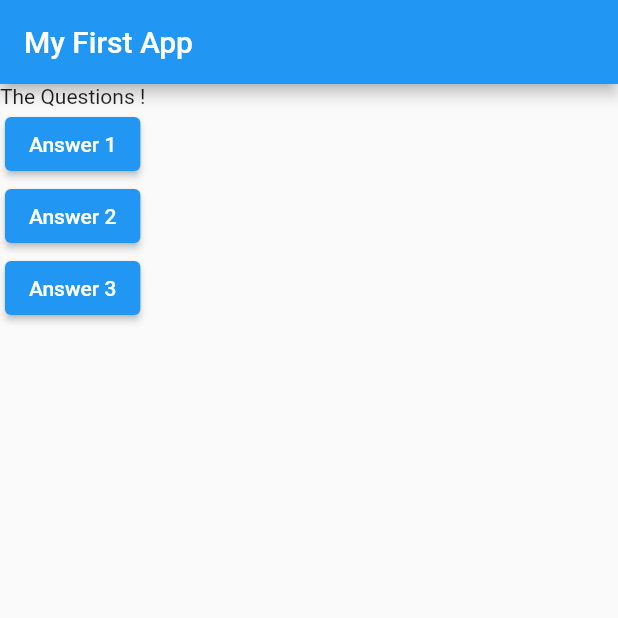
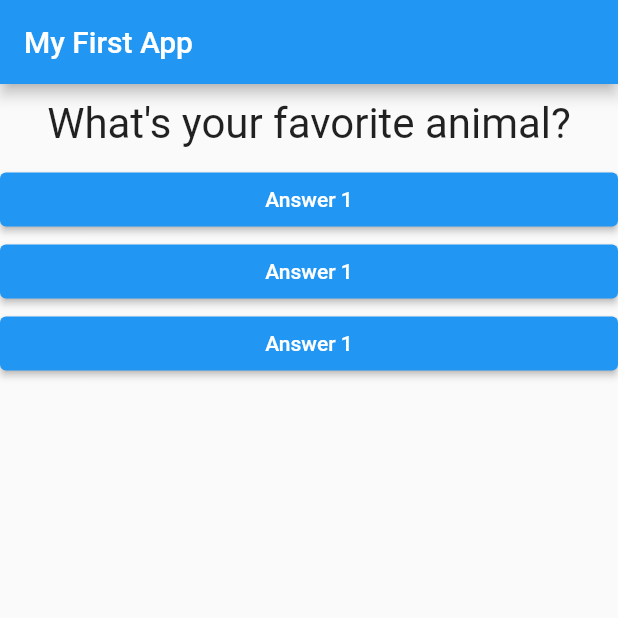
Before and after one commit to ArpanManna98/Personlity_Check_App, a Flutter app: the screen it shows after launch, after a tap on "Answer 1", on a phone screen of 412 x 824 dp, the top half of it. Run offline on Flutter 3.47's test engine with Material 2 defaults, Android fonts, the phone set to English and light mode, and no system bars.

Commit message:
buttons has added with interaction

```diff
--- /dev/null
+++ b/lib/answer.dart
@@ -0,0 +1,18 @@
+import 'package:flutter/material.dart';
+
+class Answer extends StatelessWidget {
+  final VoidCallback selectHandler;
+
+  Answer(this.selectHandler);
+
+  @override
+  Widget build(BuildContext context) {
+    return Container(
+      width: double.infinity,
+      child: ElevatedButton(
+        child: Text('Answer 1'),
+        onPressed: selectHandler,
+      ),
+    );
+  }
+}
--- a/lib/main.dart
+++ b/lib/main.dart
@@ -1,4 +1,6 @@
 import 'package:flutter/material.dart';
+import './question.dart';
+import './answer.dart';
 
 //void main() {
 //runApp(MyApp());
@@ -6,9 +8,22 @@ import 'package:flutter/material.dart';
 
 void main() => runApp(MyApp());
 
-class MyApp extends StatelessWidget {
-  void answerQuestion() {
-    print("Answer Choosen!");
+class MyApp extends StatefulWidget {
+  @override
+  State<StatefulWidget> createState() {
+    // TODO: implement createState
+    return _MyAppState();
+  }
+}
+
+class _MyAppState extends State<MyApp> {
+  var _questionIndex = 0;
+
+  void _answerQuestion() {
+    setState(() {
+      _questionIndex = _questionIndex + 1;
+    });
+    print(_questionIndex);
   }
 
   @override
@@ -24,19 +39,12 @@ class MyApp extends StatelessWidget {
         ),
         body: Column(
           children: [
-            Text('The Questions !'),
-            ElevatedButton(
-              child: Text('Answer 1'),
-              onPressed: answerQuestion,
+            Question(
+              questions[_questionIndex],
             ),
-            ElevatedButton(
-              child: Text('Answer 2'),
-              onPressed: answerQuestion,
-            ),
-            ElevatedButton(
-              child: Text('Answer 3'),
-              onPressed: answerQuestion,
-            ),
+            Answer(_answerQuestion),
+            Answer(_answerQuestion),
+            Answer(_answerQuestion),
           ],
         ),
       ),
--- /dev/null
+++ b/lib/question.dart
@@ -0,0 +1,21 @@
+import 'package:flutter/cupertino.dart';
+import 'package:flutter/src/widgets/container.dart';
+
+class Question extends StatelessWidget {
+  final String questionText;
+
+  Question(this.questionText);
+
+  @override
+  Widget build(BuildContext context) {
+    return Container(
+      width: double.infinity,
+      margin: EdgeInsets.all(10),
+      child: Text(
+        questionText,
+        style: TextStyle(fontSize: 28),
+        textAlign: TextAlign.center,
+      ),
+    );
+  }
+}
```
